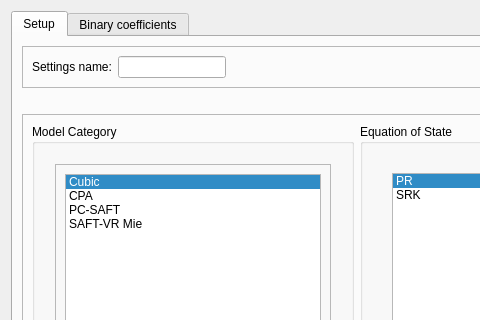
Before: the Qt Designer form addon/pycThermopack/pyctp/gui/widgets/layouts/model_select_widget.ui in thermotools/thermopack, drawn with Qt 5; both pictures show x 0 to 480 and y 0 to 320 of the 1152 by 549 pixel window.
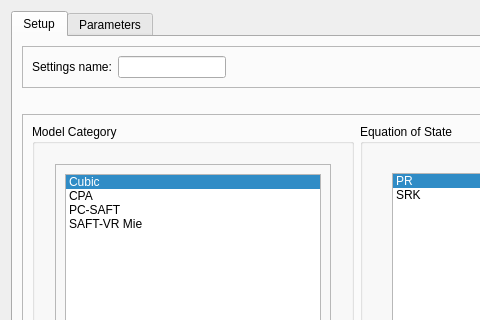
After: the same form once the commit is applied.

Commit message: Add functionality to see and edit SAFt-VR Mie pure fluid parameters

```diff
--- a/addon/pycThermopack/pyctp/gui/widgets/layouts/model_select_widget.ui
+++ b/addon/pycThermopack/pyctp/gui/widgets/layouts/model_select_widget.ui
@@ -13,6 +13,9 @@
   <property name="windowTitle">
    <string>Form</string>
   </property>
+  <property name="styleSheet">
+   <string notr="true"/>
+  </property>
   <layout class="QVBoxLayout" name="verticalLayout">
    <item>
     <widget class="QTabWidget" name="tabs">
@@ -667,7 +670,7 @@
      </widget>
      <widget class="QWidget" name="binary_coeff_tab">
       <attribute name="title">
-       <string>Binary coefficients</string>
+       <string>Parameters</string>
       </attribute>
       <layout class="QGridLayout" name="gridLayout_10">
        <item row="0" column="0">
```
The commit also changes 5 other files.
